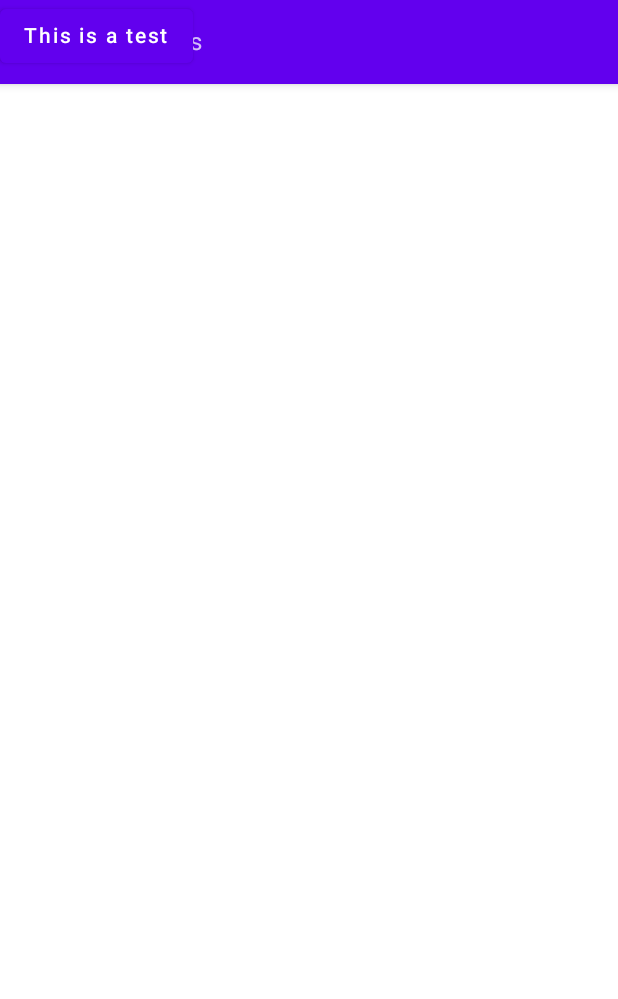
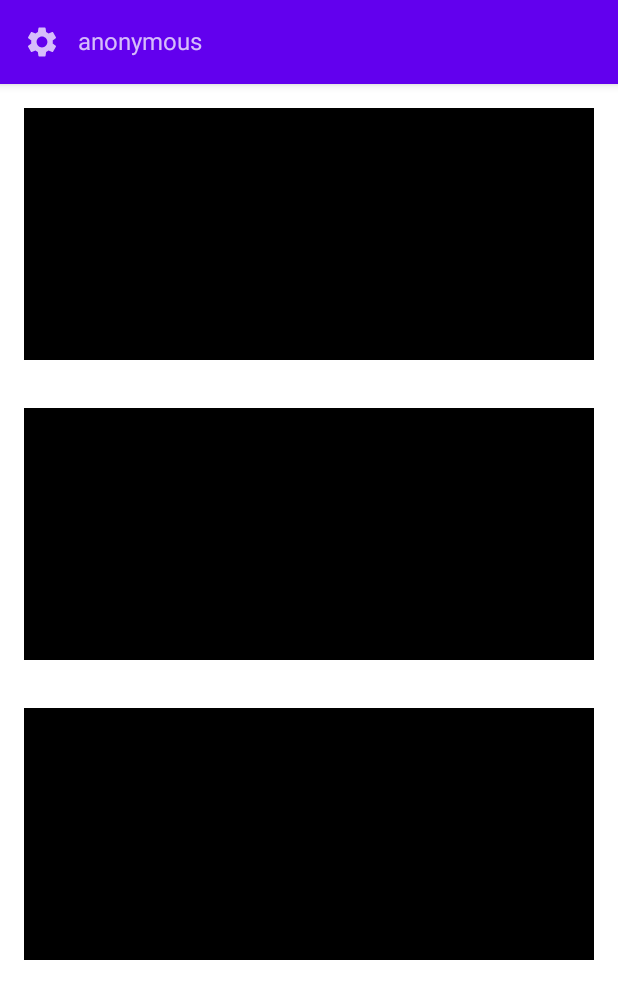
Before and after one commit to teemueer/CustomerFeedbackApp, an Android app built with Jetpack Compose: the screen it shows after launch (MainActivity), on a phone screen of 412 x 824 dp. Shown: the top 999 px of the screen. Run offline under Robolectric (Android 15) with nearby library versions, the phone set to English and light mode, and no system bars; our stand-ins replace Firebase (no records; nobody signed in at launch, a user with empty details on screens opened directly), livedata-compose.

Commit message:
Fixed Scaffold. WIP: learning to build UI stuff

```diff
--- a/app/src/main/java/com/example/customerfeedbackapp/screens/home/HomeScreen.kt
+++ b/app/src/main/java/com/example/customerfeedbackapp/screens/home/HomeScreen.kt
@@ -3,7 +3,8 @@ package com.example.customerfeedbackapp.screens.home
 import android.Manifest
 import androidx.activity.compose.rememberLauncherForActivityResult
 import androidx.activity.result.contract.ActivityResultContracts
-import androidx.compose.foundation.layout.Column
+import androidx.compose.foundation.background
+import androidx.compose.foundation.layout.*
 import androidx.compose.material.*
 import androidx.compose.material.icons.Icons
 import androidx.compose.material.icons.filled.Add
@@ -11,15 +12,24 @@ import androidx.compose.material.icons.filled.Settings
 import androidx.compose.runtime.Composable
 import androidx.compose.runtime.getValue
 import androidx.compose.runtime.livedata.observeAsState
+import androidx.compose.ui.Alignment
+import androidx.compose.ui.Modifier
+import androidx.compose.ui.graphics.Color
+import androidx.compose.ui.platform.LocalConfiguration
+import androidx.compose.ui.unit.dp
+import androidx.compose.ui.unit.max
 import androidx.navigation.NavController
 import com.example.customerfeedbackapp.MainViewModel
 import com.example.customerfeedbackapp.models.User
 import com.example.customerfeedbackapp.permissions.PermissionViewModel
 
 @Composable
-fun HomeScreen(navController: NavController, viewModel: MainViewModel, permissionViewModel: PermissionViewModel) {
+fun HomeScreen(
+    navController: NavController,
+    viewModel: MainViewModel,
+    permissionViewModel: PermissionViewModel
+) {
     val user: User? by viewModel.currentUser.observeAsState(null)
-    val dialogQueue = permissionViewModel.visiblePermissionDialogue
     val locationPermissionLauncher = rememberLauncherForActivityResult(
         contract = ActivityResultContracts.RequestPermission(),
         onResult = { isGranted ->
@@ -30,42 +40,87 @@ fun HomeScreen(navController: NavController, viewModel: MainViewModel, permissio
         }
     )
 
-    Scaffold(floatingActionButton = {
-        if (user != null) {
-            FloatingActionButton(onClick = { /*TODO*/ }) {
-                Icon(Icons.Filled.Add, "Add")
+    Scaffold(
+
+        floatingActionButton = {
+            if (user != null) {
+                FloatingActionButton(onClick = { /*TODO*/ }) {
+                    Icon(Icons.Filled.Add, "Add")
+                }
             }
-        }
-    }) {
-        Column() {
-            TopAppBar() {
+        },
+
+        topBar = {
+            TopAppBar {
                 IconButton(onClick = { navController.navigate("settings") }) {
                     Icon(Icons.Filled.Settings, "Settings")
                 }
                 Text(user?.email ?: "anonymous")
             }
         }
-    }
-    Column() {
-        Button(onClick = { locationPermissionLauncher.launch(
-            Manifest.permission.ACCESS_FINE_LOCATION
-        )}) {
-            Text(text = "This is a test")
+
+    ) {
+        Column(
+            modifier = Modifier
+                .fillMaxSize(),
+            horizontalAlignment = Alignment.CenterHorizontally,
+            verticalArrangement = Arrangement.Top
+        )
+        {
+            /*
+            Testing out permissions button.
+            Button(onClick = {
+                locationPermissionLauncher.launch(
+                    Manifest.permission.ACCESS_FINE_LOCATION
+                )
+            }) {
+                Text(text = "This is a test")
+            }
+             */
+            MapView()
+            StoreInformation()
+            StoreNews()
+
         }
     }
 }
 
 @Composable
-fun MapView(){
+fun MapView() {
+    val configuration = LocalConfiguration.current
+    val screenHeight = configuration.screenHeightDp
+    val screenWidth = configuration.screenWidthDp
 
+    Column(modifier = Modifier
+        .fillMaxWidth()
+        .height(200.dp)
+        .padding(16.dp)
+        .background(Color.Black),
+
+    ) {
+    }
 }
 
 @Composable
-fun StoreInformation(){
+fun StoreInformation() {
+    Column(modifier = Modifier
+        .fillMaxWidth()
+        .height(200.dp)
+        .padding(16.dp)
+        .background(Color.Black),
 
+        ) {
+    }
 }
 
 @Composable
-fun StoreNews(){
+fun StoreNews() {
+    Column(modifier = Modifier
+        .fillMaxWidth()
+        .height(200.dp)
+        .padding(16.dp)
+        .background(Color.Black),
 
+        ) {
+    }
 }
```
